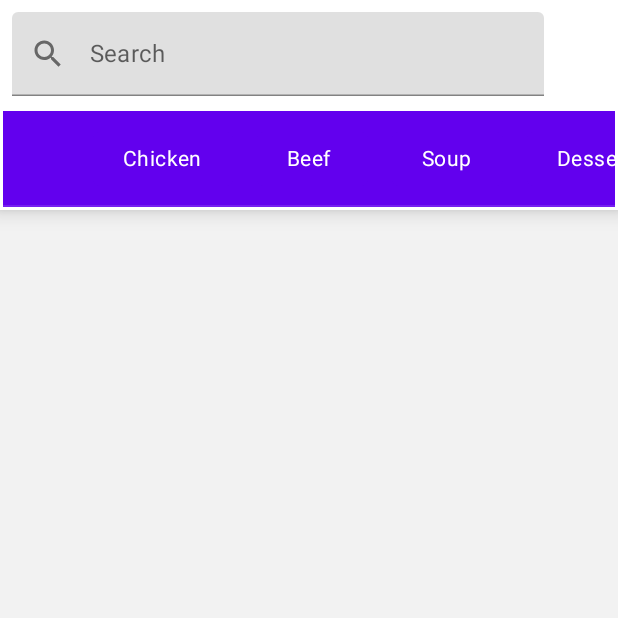
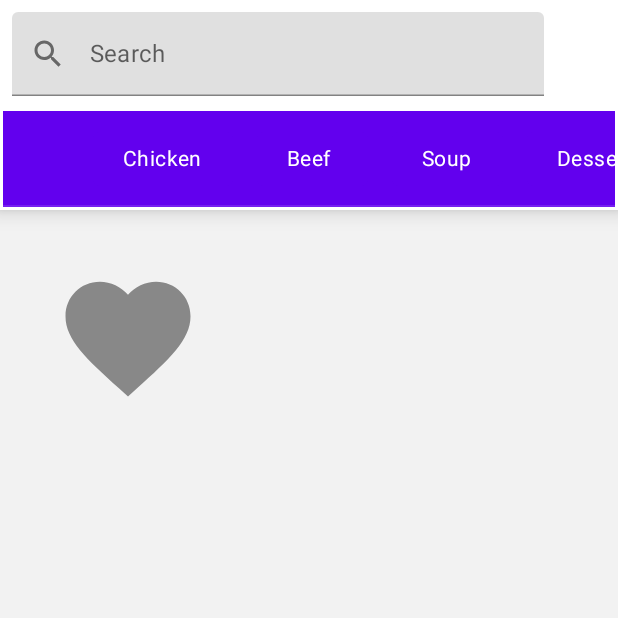
Before and after one commit to Santo-G/CookApp, an Android app built with Jetpack Compose: the screen it shows after launch (MainActivity), on a phone screen of 412 x 824 dp, the top half of it. Run offline under Robolectric (Android 15) with nearby library versions, the phone set to English and light mode, and no system bars; our stand-ins replace Dagger/Hilt's generated code, RxJava; libraries missing offline, so code that uses them is left out: io.reactivex.internal; network calls fail; 1 statement that could not run was skipped.

Commit message:
feat: completed heart animation

```diff
--- a/app/src/main/java/com/santog/cookapp/MainActivity.kt
+++ b/app/src/main/java/com/santog/cookapp/MainActivity.kt
@@ -81,18 +81,7 @@ fun LandingPage(name: String, navController: NavHostController, viewModel: Recip
                 .align(alignment = Alignment.CenterHorizontally)
         ) {
             // PulsingDemo()
-/*            val state = remember { mutableStateOf(HeartButtonState.IDLE) }
-            HeartButtonAnimation(
-                state,
-                onToggle = {
-                    state.value =
-                        if (state.value == HeartButtonState.IDLE)
-                            HeartButtonState.ACTIVE
-                        else
-                            HeartButtonState.IDLE
-                }
-            )*/
-            // HeartButtonAnimation()
+            HeartButton()
         }
 
 
--- /dev/null
+++ b/app/src/main/java/com/santog/cookapp/presentation/components/HeartButton.kt
@@ -0,0 +1,86 @@
+package com.santog.cookapp.presentation.components
+import androidx.compose.animation.*
+import androidx.compose.animation.core.EaseInOutCubic
+import androidx.compose.animation.core.keyframes
+import androidx.compose.animation.core.tween
+import androidx.compose.foundation.Image
+import androidx.compose.foundation.clickable
+import androidx.compose.foundation.interaction.MutableInteractionSource
+import androidx.compose.foundation.layout.Box
+import androidx.compose.foundation.layout.size
+import androidx.compose.material.icons.Icons
+import androidx.compose.material.icons.filled.Favorite
+import androidx.compose.runtime.*
+import androidx.compose.ui.Alignment
+import androidx.compose.ui.Modifier
+import androidx.compose.ui.graphics.Color
+import androidx.compose.ui.graphics.ColorFilter
+import androidx.compose.ui.graphics.vector.rememberVectorPainter
+import androidx.compose.ui.unit.dp
+
+
+private enum class HeartButtonState {
+    IDLE, ACTIVE
+}
+
+@OptIn(ExperimentalAnimationApi::class)
+@Composable
+fun HeartButton() {
+    var state by remember { mutableStateOf(HeartButtonState.IDLE) }
+    val iconSize = 100.dp
+    val overshootFactor = 1.3f
+    val animationDurationMs = 500
+
+    Box(
+        modifier = Modifier.size(iconSize * overshootFactor),
+        contentAlignment = Alignment.Center
+    ) {
+        AnimatedContent(
+            targetState = state,
+            transitionSpec = {
+                    fadeIn(
+                        animationSpec = tween(
+                            durationMillis = animationDurationMs / 2,
+                            easing = EaseInOutCubic
+                        )
+                    ) + scaleIn(
+                        animationSpec = keyframes {
+                            durationMillis = animationDurationMs
+                            1f at 0 with EaseInOutCubic
+                            overshootFactor at animationDurationMs / 2 with EaseInOutCubic
+                            1f at animationDurationMs with EaseInOutCubic
+                        }
+                    ) with fadeOut() using SizeTransform(clip = false)
+            }
+        ) { targetState ->
+            when (targetState) {
+                HeartButtonState.IDLE -> Image(
+                    modifier = Modifier
+                        .size(iconSize)
+                        .clickable(
+                            interactionSource = remember { MutableInteractionSource() },
+                            indication = null
+                        ) {
+                            state = HeartButtonState.ACTIVE
+                        },
+                    painter = rememberVectorPainter(image = Icons.Filled.Favorite),
+                    contentDescription = null,
+                    colorFilter = ColorFilter.tint(Color.Gray)
+                )
+                HeartButtonState.ACTIVE -> Image(
+                    modifier = Modifier
+                        .size(iconSize)
+                        .clickable(
+                            interactionSource = remember { MutableInteractionSource() },
+                            indication = null
+                        ) {
+                            state = HeartButtonState.IDLE
+                        },
+                    painter = rememberVectorPainter(image = Icons.Filled.Favorite),
+                    contentDescription = null,
+                    colorFilter = ColorFilter.tint(Color.Red)
+                )
+            }
+        }
+    }
+}
```
Also changed, not shown: app/src/main/java/com/santog/cookapp/presentation/components/AnimatedHeartButton.kt (deleted, +0 -108 lines), app/src/main/res/drawable/heart_grey.png (deleted), app/src/main/res/drawable/heart_red.png (deleted).
